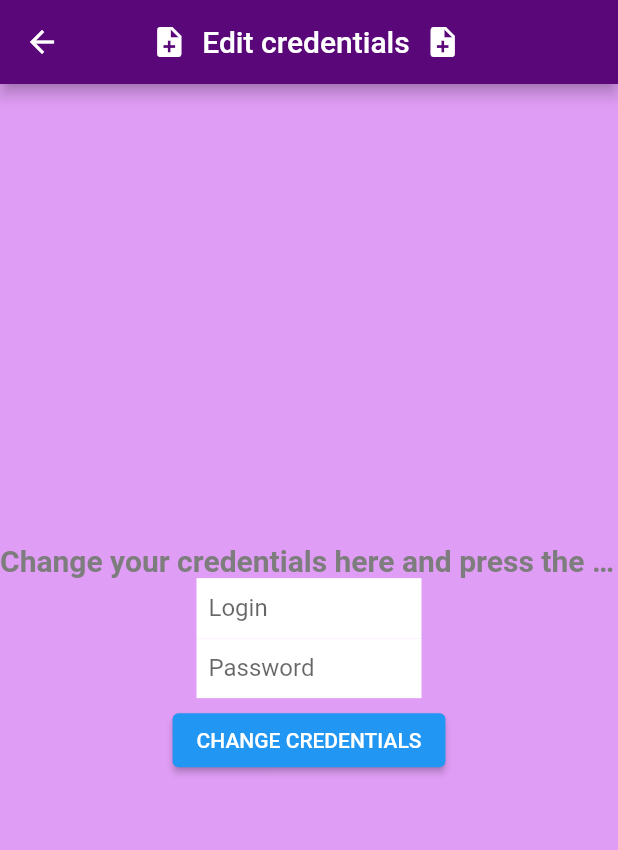
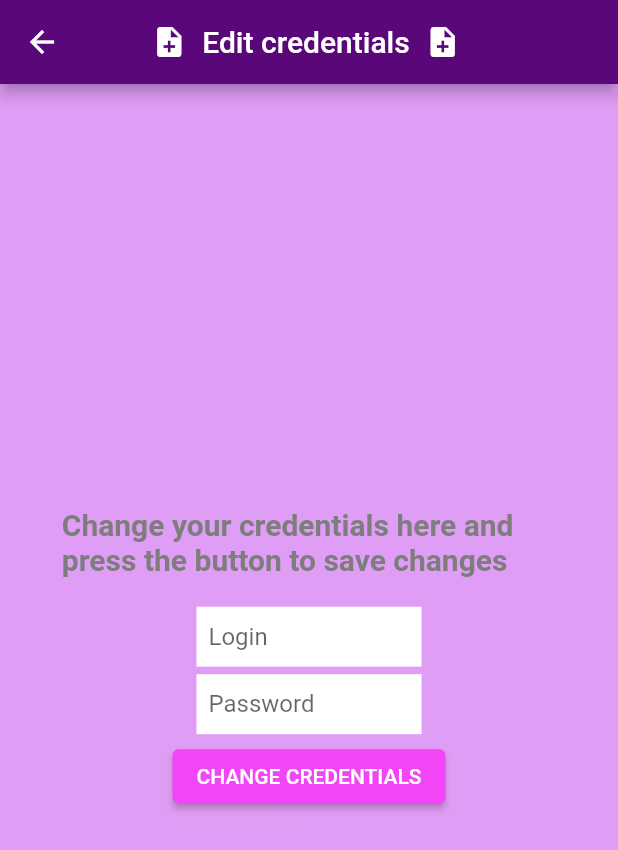
Before and after one commit to KarolFilipiak/notatnik, a Flutter app: the Credentials screen opened directly with empty values, on a phone screen of 412 x 824 dp. Shown: the top 850 px of the screen. Run offline on Flutter 3.47's test engine with Material 2 defaults, Android fonts, the phone set to English and light mode, and no system bars; our stand-ins replace flutter_secure_storage, top_snackbar_flutter, url_launcher_web; missing offline and left inert: flutter_secure_storage_web; accounts and stored records are empty.

Commit message:
1.0.1 - cosmetic changes

```diff
--- a/lib/views/change_credentials.dart
+++ b/lib/views/change_credentials.dart
@@ -48,7 +48,21 @@ class _CredentialsState extends State<Credentials> {
         child: Column(
           mainAxisAlignment: MainAxisAlignment.center,
           children: [
-            Text("Change your credentials here and press the button to save changes", overflow: TextOverflow.ellipsis, style: TextStyle(fontWeight: FontWeight.bold, fontSize: 20, color: Color.fromARGB(255, 125, 125, 125))),
+            SizedBox(
+              width: MediaQuery.of(context).size.width * 0.8,
+              child: Text(
+                "Change your credentials here and press the button to save changes",
+                maxLines: null,
+                style: TextStyle(
+                  fontWeight:
+                  FontWeight.bold, fontSize: 20,
+                  color: Color.fromARGB(255, 125, 125, 125)
+                )
+              ),
+            ),
+            const SizedBox(
+                height: 20,
+            ),
             SizedBox(
                 width: 150,
                 height: 40,
@@ -68,6 +82,7 @@ class _CredentialsState extends State<Credentials> {
                   controller: loginTextControl,
                 ),
               ),
+              SizedBox(height: 5,),
               SizedBox(
                 width: 150,
                 height: 40,
@@ -155,6 +170,9 @@ class _CredentialsState extends State<Credentials> {
                         );
                       }
                     },
+                    style: ElevatedButton.styleFrom(
+                      primary: const Color.fromARGB(255, 241, 69, 247),
+                    ),
                     child: const Text('CHANGE CREDENTIALS')
                   ),
           ],
--- a/lib/views/welcome_page.dart
+++ b/lib/views/welcome_page.dart
@@ -87,7 +87,10 @@ class _WelcomeState extends State<Welcome> {
             children: [
               SizedBox(
                 width: MediaQuery.of(context).size.width * 0.8,
-                child: Text('Welcome! Please input your login and password and press one of the buttons to continue', maxLines: null, style: TextStyle(),),
+                child: Text(
+                  'Welcome! Please input your login and password and press one of the buttons to continue',
+                  maxLines: null,
+                ),
               ),
 
               const SizedBox(
```
